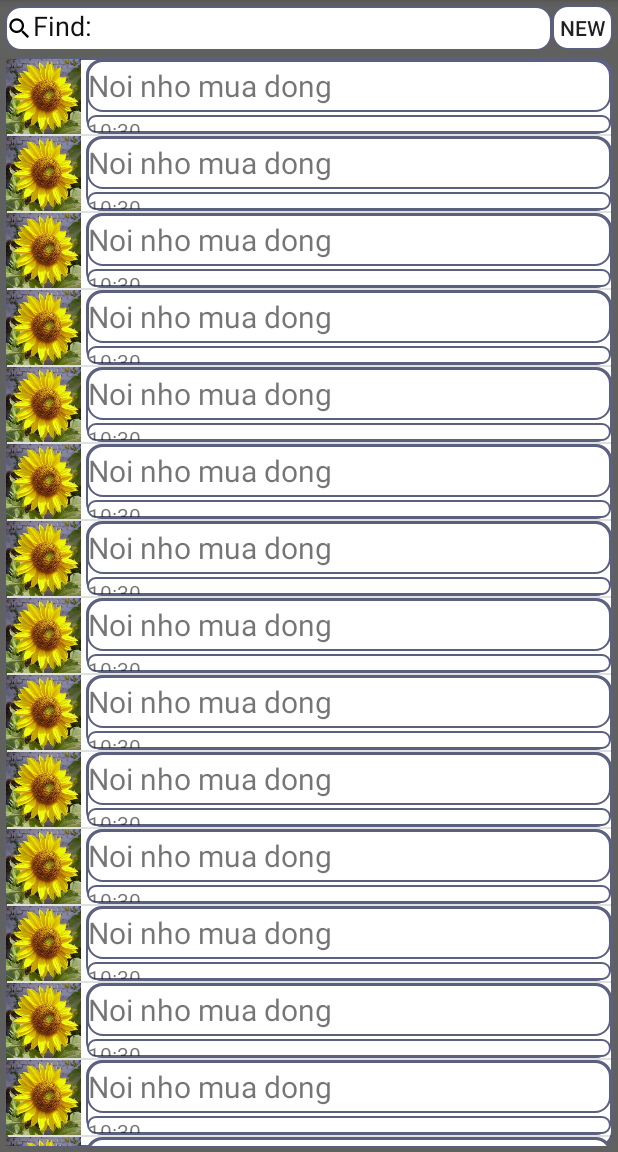
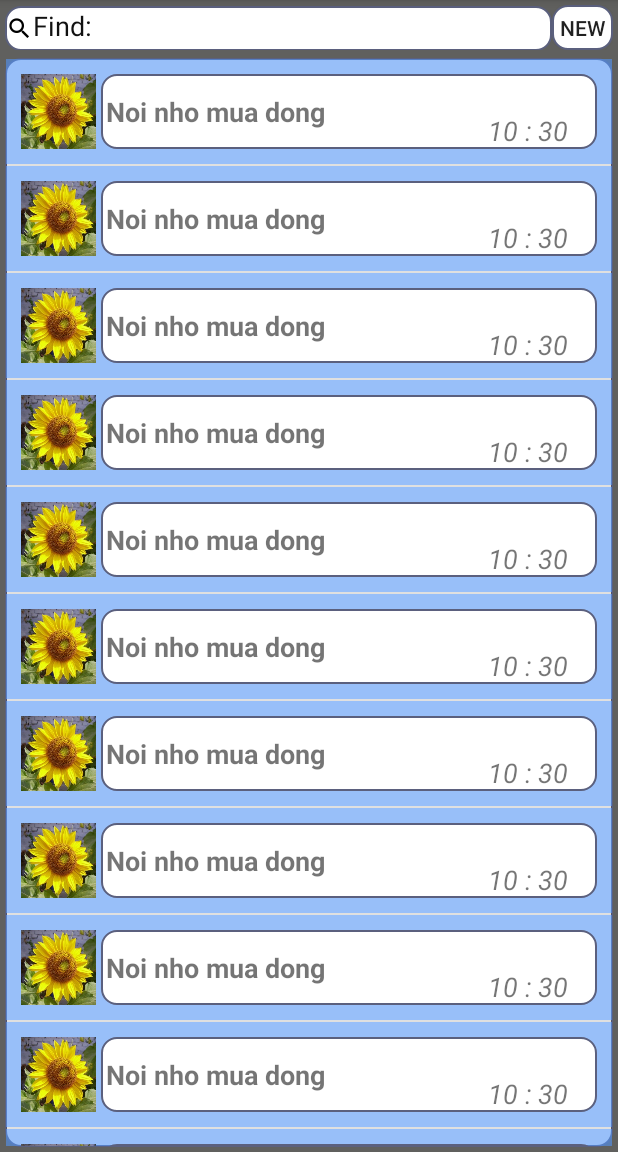
Before and after one commit to hokien07/MemoPad-LuuTruKhoanhKhac, an Android app: the screen it shows after launch (MainActivity), on a phone screen of 412 x 824 dp, the part 84-1236 px from its top. Run offline under Robolectric (Android 15) with nearby library versions, the phone set to English and light mode, and no system bars.

Commit message:
chinh xong ngay va content

```diff
--- a/app/src/main/java/com/app/vpgroup/memopad_luutrukhoanhkhac/AdapterMemoPad.java
+++ b/app/src/main/java/com/app/vpgroup/memopad_luutrukhoanhkhac/AdapterMemoPad.java
@@ -10,6 +10,7 @@ import android.widget.TextView;
 
 import java.util.Calendar;
 import java.util.List;
+import java.util.Locale;
 
 public class AdapterMemoPad extends BaseAdapter {
     Context myContext;
@@ -43,16 +44,14 @@ public class AdapterMemoPad extends BaseAdapter {
         LayoutInflater inflater = (LayoutInflater) myContext.getSystemService(Context.LAYOUT_INFLATER_SERVICE);
         view = inflater.inflate(myLayout, viewGroup,false);
 
-        TextView txtTitle = (TextView) view.findViewById(R.id.txtTitleNew);
+        TextView txtTitle = (TextView) view.findViewById(R.id.txtTitle);
         txtTitle.setText(arrMemoPad.get(i).title);
 
-        TextView txtContent = (TextView) view.findViewById(R.id.txtContentNew);
-
-        Calendar c = Calendar.getInstance();
-        int hour = c.get(Calendar.HOUR);
-        int minute = c.get(Calendar.MINUTE);
-//        int date = c.get(Calendar.DATE);
-        txtContent.setText(hour + ":" + minute );
+        TextView txtDate = (TextView) view.findViewById(R.id.txtDate);
+        Calendar c = Calendar.getInstance(Locale.ROOT);
+        int Gio = c.get(Calendar.HOUR_OF_DAY);
+        int phut = c.get(Calendar.MINUTE);
+        txtDate.setText(Gio + " : " + phut);
 
         ImageView imgView = (ImageView) view.findViewById(R.id.imgViewNew);
         imgView.setImageResource(R.drawable.image_demo);
--- a/app/src/main/java/com/app/vpgroup/memopad_luutrukhoanhkhac/MainActivity.java
+++ b/app/src/main/java/com/app/vpgroup/memopad_luutrukhoanhkhac/MainActivity.java
@@ -4,8 +4,10 @@ import android.content.Intent;
 import android.support.v7.app.AppCompatActivity;
 import android.os.Bundle;
 import android.view.View;
+import android.widget.AdapterView;
 import android.widget.Button;
 import android.widget.ListView;
+import android.widget.Toast;
 
 import java.util.ArrayList;
 
@@ -21,21 +23,24 @@ public class MainActivity extends AppCompatActivity {
         setContentView(R.layout.activity_main);
         AddControl();
 
-        mangMemoPad.add(new MemoPad("Noi nho mua dong", "anh nho em mot mua dong lanh guia"));
-        mangMemoPad.add(new MemoPad("Noi nho mua dong", "anh nho em mot mua dong lanh guia"));
-        mangMemoPad.add(new MemoPad("Noi nho mua dong", "anh nho em mot mua dong lanh guia"));
-        mangMemoPad.add(new MemoPad("Noi nho mua dong", "anh nho em mot mua dong lanh guia"));
-        mangMemoPad.add(new MemoPad("Noi nho mua dong", "anh nho em mot mua dong lanh guia"));
-        mangMemoPad.add(new MemoPad("Noi nho mua dong", "anh nho em mot mua dong lanh guia"));
-        mangMemoPad.add(new MemoPad("Noi nho mua dong", "anh nho em mot mua dong lanh guia"));
-        mangMemoPad.add(new MemoPad("Noi nho mua dong", "anh nho em mot mua dong lanh guia"));
-        mangMemoPad.add(new MemoPad("Noi nho mua dong", "anh nho em mot mua dong lanh guia"));
-        mangMemoPad.add(new MemoPad("Noi nho mua dong", "anh nho em mot mua dong lanh guia"));
-        mangMemoPad.add(new MemoPad("Noi nho mua dong", "anh nho em mot mua dong lanh guia"));
-        mangMemoPad.add(new MemoPad("Noi nho mua dong", "anh nho em mot mua dong lanh guia"));
-        mangMemoPad.add(new MemoPad("Noi nho mua dong", "anh nho em mot mua dong lanh guia"));
-        mangMemoPad.add(new MemoPad("Noi nho mua dong", "anh nho em mot mua dong lanh guia"));
-        mangMemoPad.add(new MemoPad("Noi nho mua dong", "anh nho em mot mua dong lanh guia"));
+        mangMemoPad.add(new MemoPad("Noi nho mua dong", "anh nho em mot mua dong lann gia"));
+        mangMemoPad.add(new MemoPad("Noi nho mua dong", "anh nho em mot mua dong lann gia"));
+        mangMemoPad.add(new MemoPad("Noi nho mua dong", "anh nho em mot mua dong lann gia"));
+        mangMemoPad.add(new MemoPad("Noi nho mua dong", "anh nho em mot mua dong lann gia"));
+        mangMemoPad.add(new MemoPad("Noi nho mua dong", "anh nho em mot mua dong lann gia"));
+        mangMemoPad.add(new MemoPad("Noi nho mua dong", "anh nho em mot mua dong lann gia"));
+        mangMemoPad.add(new MemoPad("Noi nho mua dong", "anh nho em mot mua dong lann gia"));
+        mangMemoPad.add(new MemoPad("Noi nho mua dong", "anh nho em mot mua dong lann gia"));
+        mangMemoPad.add(new MemoPad("Noi nho mua dong", "anh nho em mot mua dong lann gia"));
+        mangMemoPad.add(new MemoPad("Noi nho mua dong", "anh nho em mot mua dong lann gia"));
+        mangMemoPad.add(new MemoPad("Noi nho mua dong", "anh nho em mot mua dong lann gia"));
+        mangMemoPad.add(new MemoPad("Noi nho mua dong", "anh nho em mot mua dong lann gia"));
+        mangMemoPad.add(new MemoPad("Noi nho mua dong", "anh nho em mot mua dong lann gia"));
+        mangMemoPad.add(new MemoPad("Noi nho mua dong", "anh nho em mot mua dong lann gia"));
+        mangMemoPad.add(new MemoPad("Noi nho mua dong", "anh nho em mot mua dong lann gia"));
+        mangMemoPad.add(new MemoPad("Noi nho mua dong", "anh nho em mot mua dong lann gia"));
+        mangMemoPad.add(new MemoPad("Noi nho mua dong", "anh nho em mot mua dong lann gia"));
+
 
         adapter = new AdapterMemoPad(MainActivity.this, R.layout.dong_ghi_chu, mangMemoPad);
         listView.setAdapter(adapter);
@@ -47,6 +52,14 @@ public class MainActivity extends AppCompatActivity {
                 startActivity(intent);
             }
         });
+
+
+        listView.setOnItemClickListener(new AdapterView.OnItemClickListener() {
+            @Override
+            public void onItemClick(AdapterView<?> adapterView, View view, int i, long l) {
+                Toast.makeText(MainActivity.this, mangMemoPad.get(i).content, Toast.LENGTH_SHORT).show();
+            }
+        });
     }
 
     private void AddControl(){
--- a/app/src/main/res/layout/activity_new.xml
+++ b/app/src/main/res/layout/activity_new.xml
@@ -19,15 +19,16 @@
         android:orientation="horizontal">
 
         <TextView
+            android:gravity="center"
             android:text="Title: "
             android:textSize="18sp"
-            android:layout_weight="1"
+            android:layout_weight="2"
             android:layout_width="0dp"
             android:layout_height="wrap_content" />
 
         <EditText
             android:textSize="18sp"
-            android:layout_weight="9"
+            android:layout_weight="8"
             android:layout_width="0dp"
             android:layout_height="wrap_content" />
     </LinearLayout>
--- a/app/src/main/res/layout/dong_ghi_chu.xml
+++ b/app/src/main/res/layout/dong_ghi_chu.xml
@@ -1,6 +1,8 @@
 <?xml version="1.0" encoding="utf-8"?>
 <LinearLayout xmlns:android="http://schemas.android.com/apk/res/android"
     android:orientation="horizontal"
+    android:padding="10dp"
+    android:background="#985394f5"
     android:layout_width="match_parent"
     android:layout_height="match_parent">
 
@@ -11,33 +13,31 @@
         android:layout_width="50dp"
         android:layout_height="50dp" />
 
-    <LinearLayout
-        android:background="@drawable/boder_layout"
+    <RelativeLayout
         android:layout_marginLeft="3dp"
-        android:gravity="start"
-        android:weightSum="10"
-        android:orientation="vertical"
         android:layout_width="match_parent"
         android:layout_height="50dp">
 
         <TextView
+            android:id="@+id/txtTitle"
+            android:text="Title"
+            android:textSize="18sp"
+            android:textStyle="bold"
+            android:gravity="fill_vertical"
+            android:padding="3dp"
             android:background="@drawable/boder_layout"
-            android:id="@+id/txtTitleNew"
-            android:gravity="fill_vertical"
-            android:textSize="20sp"
-            android:layout_weight="7.5"
             android:layout_width="match_parent"
-            android:layout_height="0dp" />
+            android:layout_height="match_parent" />
 
         <TextView
-            android:gravity="fill_vertical"
-            android:background="@drawable/boder_layout"
-            android:id="@+id/txtContentNew"
-            android:layout_marginTop="2dp"
-            android:layout_weight="2.5"
-            android:layout_width="match_parent"
-            android:layout_height="0dp" />
-    </LinearLayout>
-
-
+            android:text="00:00"
+            android:textSize="18sp"
+            android:textStyle="italic"
+            android:layout_width="wrap_content"
+            android:layout_height="wrap_content"
+            android:id="@+id/txtDate"
+            android:layout_alignParentBottom="true"
+            android:layout_alignParentEnd="true"
+            android:layout_marginEnd="19dp" />
+    </RelativeLayout>
 </LinearLayout>
```
